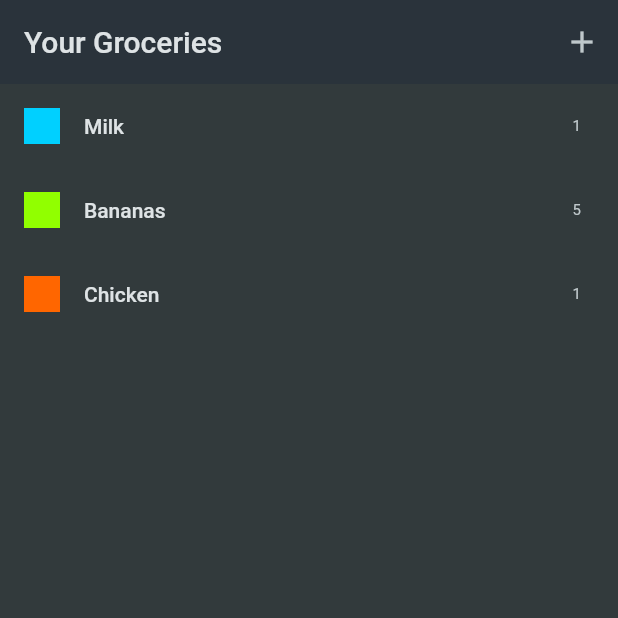
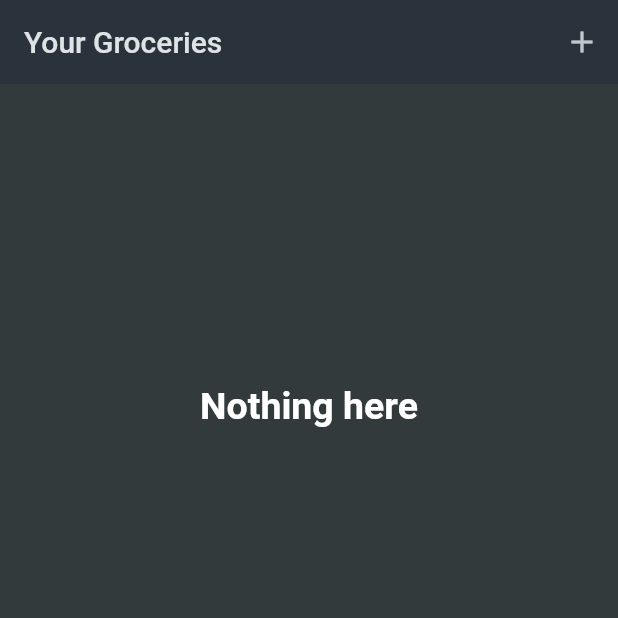
Before and after one commit to jatinkharbanda33/ShopCart, a Flutter app: the screen it shows after launch, on a phone screen of 412 x 824 dp, the top half of it. Run offline on Flutter 3.47's test engine with Material 2 defaults, Android fonts, the phone set to English and light mode, and no system bars.

Commit message:
Updated grocery_list

```diff
--- a/lib/widgets/grocery_list.dart
+++ b/lib/widgets/grocery_list.dart
@@ -1,6 +1,8 @@
 import 'package:flutter/material.dart';
-import '../data/dummy_items.dart';
+
 import './new_item.dart';
+
+import '../models/grocery_item.dart';
 
 class GroceryList extends StatefulWidget {
   const GroceryList({super.key});
@@ -9,13 +11,25 @@ class GroceryList extends StatefulWidget {
   State<GroceryList> createState() => _GroceryListState();
 }
 
-void addnew(BuildContext ctx) {
-  Navigator.of(ctx)
-      .push(MaterialPageRoute(builder: ((context) => const NewItem())));
-}
+var _finallist = [];
 
 class _GroceryListState extends State<GroceryList> {
   @override
+  void addnew() async {
+    final _newitem = await Navigator.of(context).push<GroceryItem>(
+        MaterialPageRoute(builder: ((context) => const NewItem())));
+    if (_newitem != null) {
+      setState(() {
+        _finallist.add(_newitem);
+      });
+    }
+  }
+
+  void _removeitem(GroceryItem m) {
+    _finallist.remove(m);
+
+  }
+
   Widget build(BuildContext context) {
     return Scaffold(
       appBar: AppBar(
@@ -23,21 +37,42 @@ class _GroceryListState extends State<GroceryList> {
         actions: [
           IconButton(
               onPressed: () {
-                return addnew(context);
+                return addnew();
               },
               icon: Icon(Icons.add))
         ],
       ),
-      body: ListView.builder(
-        itemCount: groceryItems.length,
-        itemBuilder: (ctx, index) => ListTile(
-          title: Text(groceryItems[index].name),
+      body: _finallist.isEmpty
+          ? Column(
+              children: [
+                SizedBox(
+                  height: 200,
+                ),
+                Center(
+                  child: Text(
+                    'Nothing here',
+                    style: TextStyle(
+                      fontSize: 25,
+                      fontWeight: FontWeight.bold,
+                    ),
+                  ),
+                )
+              ],
+            )
+          : ListView.builder(
+              itemCount: _finallist.length,
+              itemBuilder: (ctx, index) => Dismissible(
+                key: ValueKey(_finallist[index].id),
+                onDismissed: (direction) => _removeitem,
+                child: ListTile(
+                  title: Text(_finallist[index].name),
                   leading: Container(
                     height: 24,
                     width: 24,
-            color: groceryItems[index].category.itscolor,
+                    color: _finallist[index].category.itscolor,
                   ),
-          trailing: Text(groceryItems[index].quantity.toString()),
+                  trailing: Text(_finallist[index].quantity.toString()),
+                ),
               ),
             ),
     );
--- a/lib/widgets/new_item.dart
+++ b/lib/widgets/new_item.dart
@@ -1,6 +1,7 @@
 import 'package:flutter/material.dart';
 import '../data/categories.dart';
 import '../models/category.dart';
+import '../models/grocery_item.dart';
 
 class NewItem extends StatefulWidget {
   const NewItem({super.key});
@@ -17,6 +18,9 @@ class _NewItemState extends State<NewItem> {
   void _saveitem() {
     if (_finalkey.currentState!.validate()) {
       _finalkey.currentState!.save();
+      Navigator.of(context).pop(
+        GroceryItem(id: DateTime.now().toString(), name: _enteredname, quantity: _enteredquantity, category: _selectedcategory)
+      );
     }
   }
 
@@ -101,9 +105,7 @@ class _NewItemState extends State<NewItem> {
                           onChanged: (value) {
                             setState(() {
                               _selectedcategory = value!;
-
                             });
-
                           }),
                     ),
                   ],
```
Lines whose indentation alone changed are shown as unchanged.
